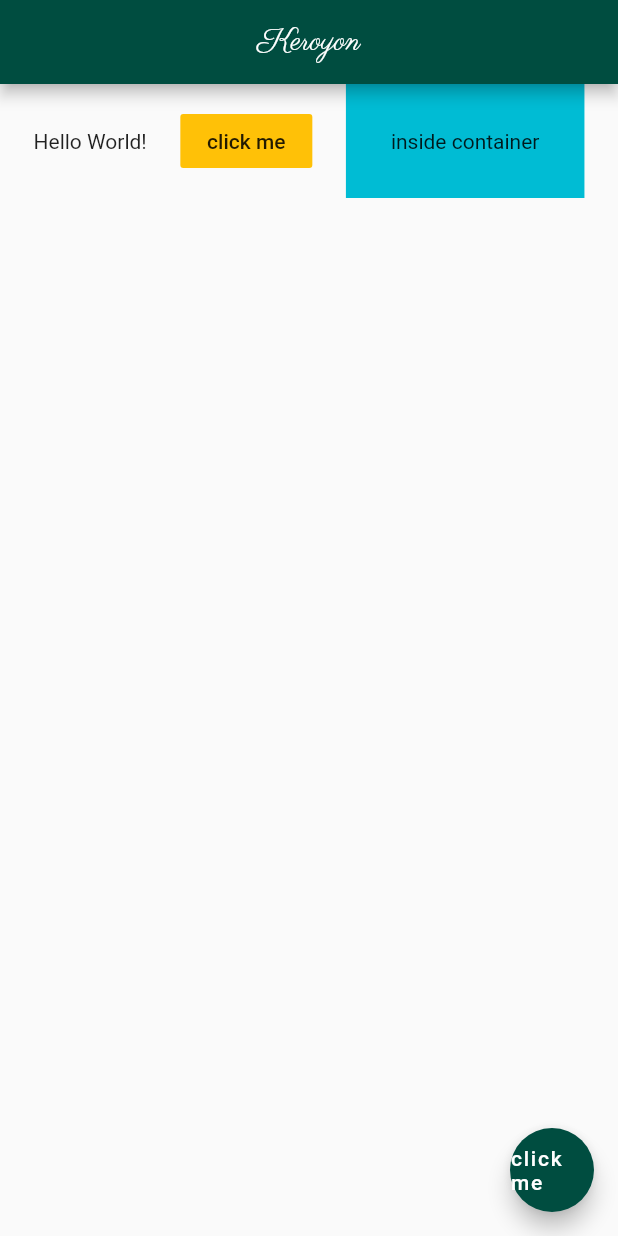
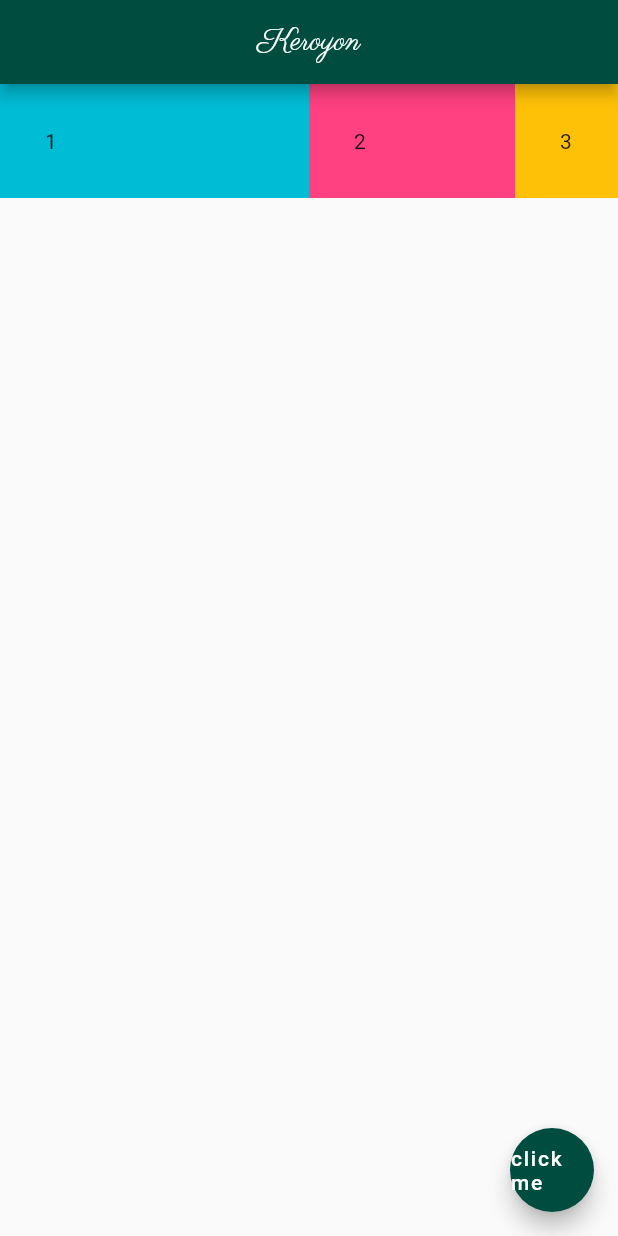
Before and after one commit to UedaTakeyuki/myflutterapp, a Flutter app: the screen it shows after launch, on a phone screen of 412 x 824 dp. Run offline on Flutter 3.47's test engine with Material 2 defaults, Android fonts, the phone set to English and light mode, and no system bars.

Commit message:
lesson #14

```diff
--- a/lib/main.dart
+++ b/lib/main.dart
@@ -19,18 +19,30 @@ class Home extends StatelessWidget {
         backgroundColor: Colors.teal[900],
       ),
       body: Row(
-        mainAxisAlignment: MainAxisAlignment.spaceEvenly,
         children: <Widget>[
-          Text('Hello World!'),
-          FlatButton(
-            onPressed: (){},
-            color: Colors.amber,
-            child: Text('click me')
+          Expanded(
+            flex: 3,
+            child: Container(
+              padding: EdgeInsets.all(30.0),
+              color: Colors.cyan,
+              child: Text('1'),
+            ),
           ),
-          Container(
-            color: Colors.cyan,
-            padding: EdgeInsets.all(30.0),
-            child: Text('inside container'),
+          Expanded(
+            flex: 2,
+            child: Container(
+              padding: EdgeInsets.all(30.0),
+              color: Colors.pinkAccent,
+              child: Text('2'),
+            ),
+          ),
+          Expanded(
+            flex: 1,
+            child: Container(
+              padding: EdgeInsets.all(30.0),
+              color: Colors.amber,
+              child: Text('3'),
+            ),
           ),
         ],
       ),
```
